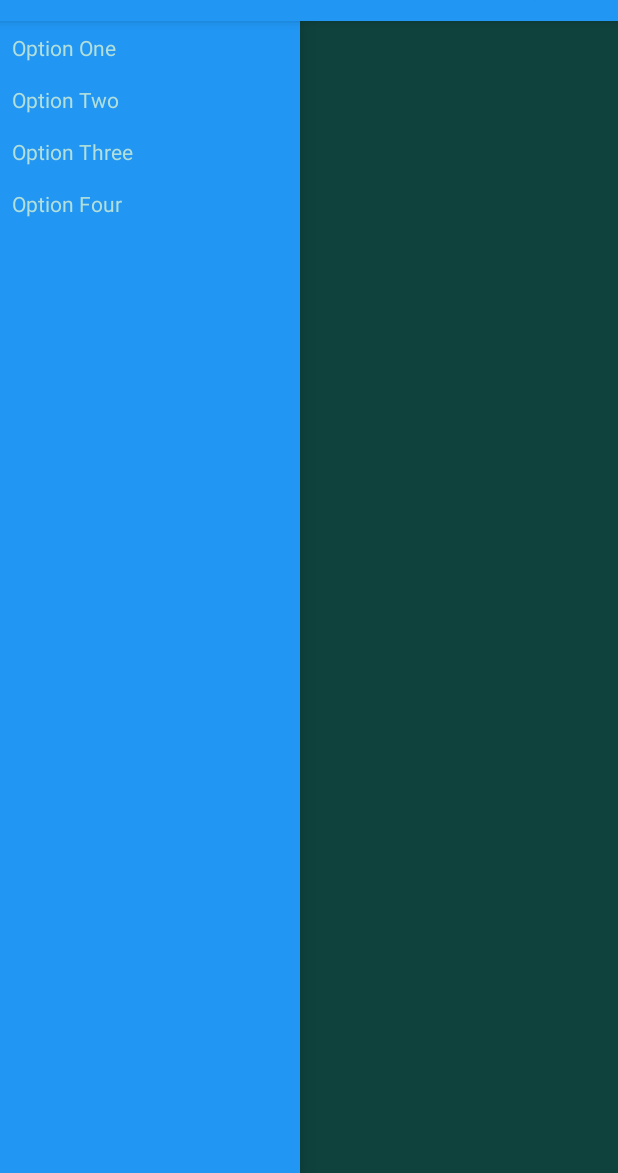
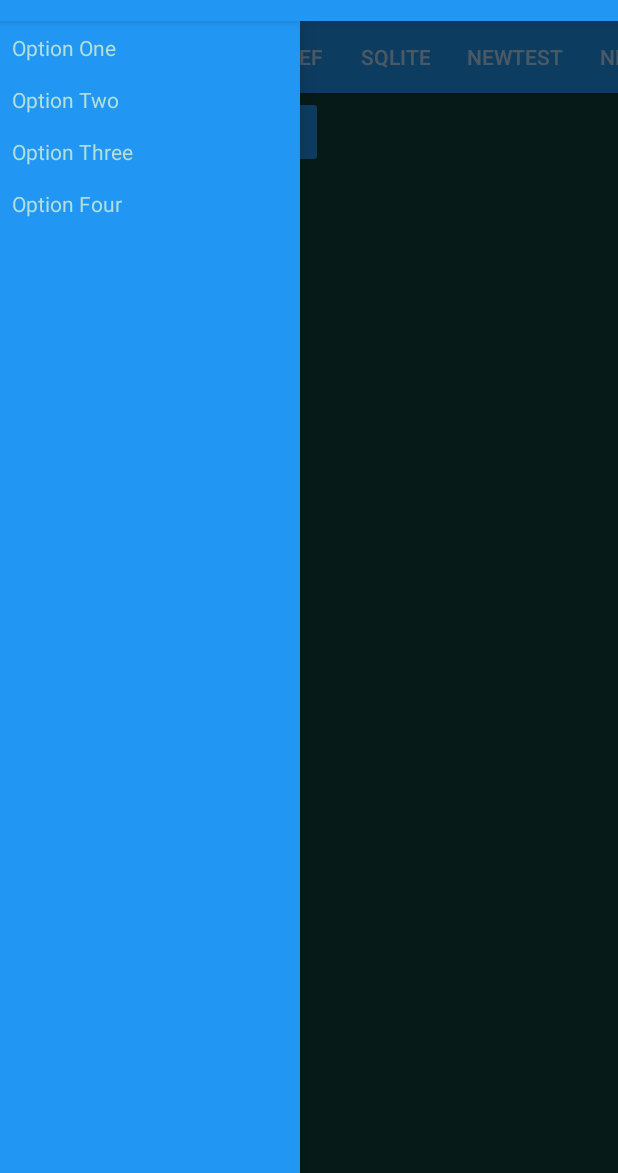
Before and after one commit to AdamSHurwitz/Hacking_Environment, an Android app: the screen it shows after launch (MainActivity), with the side drawer open, on a phone screen of 412 x 824 dp, the part 63-1236 px from its top. Run offline under Robolectric (Android 15) with nearby library versions, the phone set to English and light mode, and no system bars.

Commit message:
NavTabs + DrawerView

```diff
--- a/app/src/main/java/com/example/adamhurwitz/hackingenvironment/MainActivity.java
+++ b/app/src/main/java/com/example/adamhurwitz/hackingenvironment/MainActivity.java
@@ -1,6 +1,7 @@
 package com.example.adamhurwitz.hackingenvironment;
 
 import android.os.Bundle;
+import android.support.design.widget.TabLayout;
 import android.support.v4.view.ViewPager;
 import android.support.v4.widget.DrawerLayout;
 import android.support.v7.app.AppCompatActivity;
@@ -27,12 +28,12 @@ public class MainActivity extends AppCompatActivity {
 
         // NavTabs: This loads viewPager for multiple tab views
 
-       /* ViewPager viewPager = (ViewPager) findViewById(R.id.view_pager);
+        ViewPager viewPager = (ViewPager) findViewById(R.id.view_pager);
         if (viewPager != null) {
             setupViewPager(viewPager);
             TabLayout tabLayout = (TabLayout) findViewById(R.id.tabs);
             tabLayout.setupWithViewPager(viewPager);
-        }*/
+        }
         // ----------------------------------------------------------------------------------------
 
         // DrawerView
--- a/app/src/main/res/layout/view_pager.xml
+++ b/app/src/main/res/layout/view_pager.xml
@@ -25,7 +25,7 @@
     <!-- - - - - - - - - - - - - - - - - - - - - - - - - - - - - - - - - - - - - - - - - - - - - -->
 
     <!-- NavTabs Layout -->
-    <!--<android.support.design.widget.CoordinatorLayout xmlns:android="http://schemas.android.com/apk/res/android"
+    <android.support.design.widget.CoordinatorLayout xmlns:android="http://schemas.android.com/apk/res/android"
         xmlns:app="http://schemas.android.com/apk/res-auto"
         android:id="@+id/main_content"
         android:layout_width="match_parent"
@@ -50,15 +50,7 @@
             android:layout_width="match_parent"
             android:layout_height="match_parent" />
 
-    </android.support.design.widget.CoordinatorLayout>-->
-    <!-- - - - - - - - - - - - - - - - - - - - - - - - - - - - - - - - - - - - - - - - - - - - - -->
+    </android.support.design.widget.CoordinatorLayout>
 
-  <!--   DrawerLayout: Closing Tag
-    <android.support.design.widget.NavigationView
-        android:id="@+id/nav_view"
-        android:layout_width="wrap_content"
-        android:layout_height="match_parent"
-        android:layout_gravity="start"
-        android:fitsSystemWindows="true" />-->
-
+<!-- DrawerLayout: Closing Tag -->
 </android.support.v4.widget.DrawerLayout>
```
